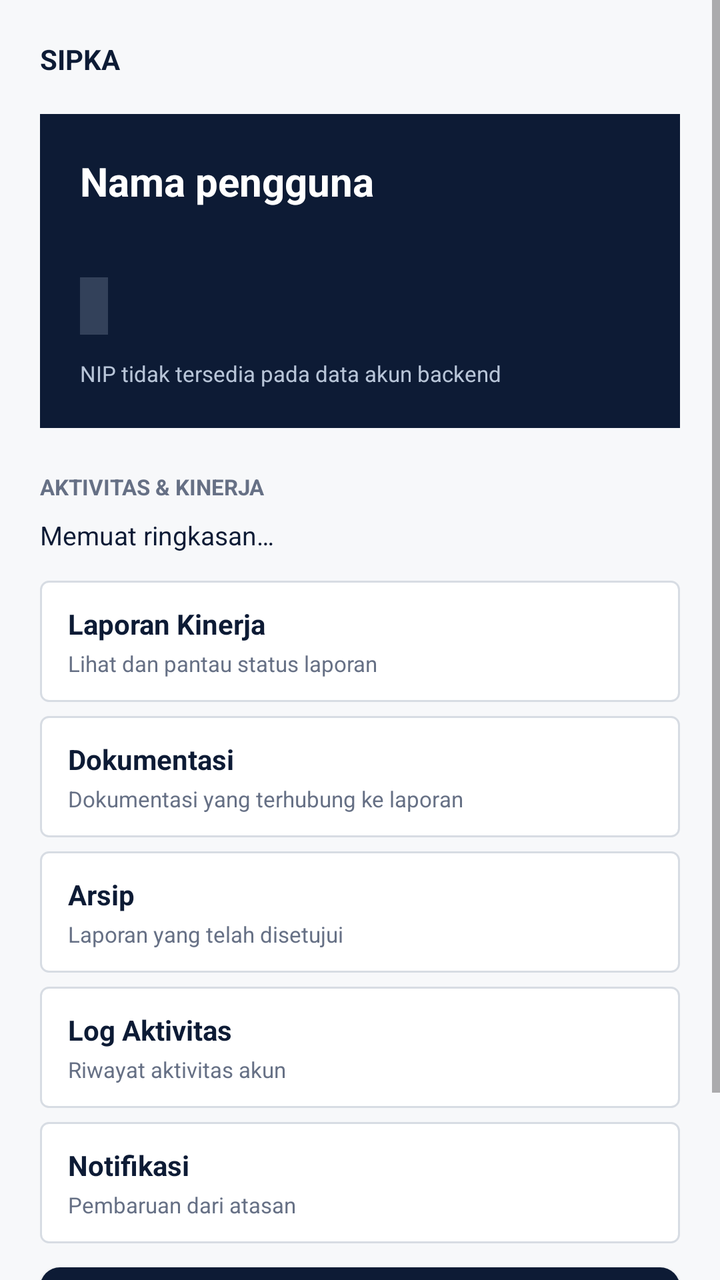
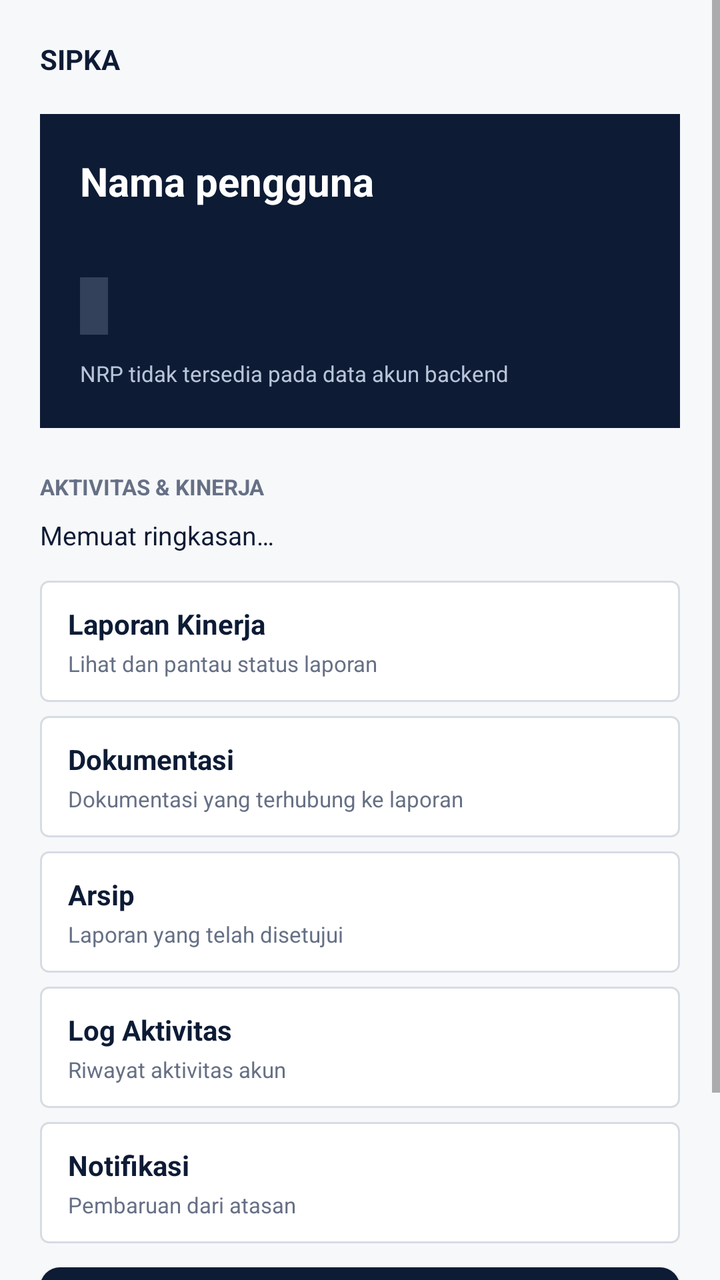

Compare the two renders of this Android layout. The source of the first and the diff that turns it into the second are given below.
<!-- AndroidManifest.xml: application theme android:Theme.Material.Light.NoActionBar -->
<!-- res/layout/screen_profile_dashboard.xml -->
<?xml version="1.0" encoding="utf-8"?>
<ScrollView xmlns:android="http://schemas.android.com/apk/res/android" android:layout_width="match_parent" android:layout_height="match_parent" android:background="#F7F8FA" android:fillViewport="true">
    <LinearLayout android:layout_width="match_parent" android:layout_height="wrap_content" android:orientation="vertical" android:padding="20dp">
        <TextView android:layout_width="wrap_content" android:layout_height="wrap_content" android:text="SIPKA" android:textColor="#0D1B35" android:textSize="14sp" android:textStyle="bold" />
        <LinearLayout android:layout_width="match_parent" android:layout_height="wrap_content" android:layout_marginTop="18dp" android:background="#0D1B35" android:orientation="vertical" android:padding="20dp">
            <TextView android:id="@+id/profile_name" android:layout_width="match_parent" android:layout_height="wrap_content" android:text="Nama pengguna" android:textColor="#FFFFFF" android:textSize="20sp" android:textStyle="bold" />
            <TextView android:id="@+id/profile_email" android:layout_width="match_parent" android:layout_height="wrap_content" android:layout_marginTop="5dp" android:textColor="#DCE4F0" android:textSize="13sp" />
            <TextView android:id="@+id/profile_role" android:layout_width="wrap_content" android:layout_height="wrap_content" android:layout_marginTop="12dp" android:background="#33415A" android:padding="7dp" android:textColor="#FFFFFF" android:textSize="11sp" />
            <TextView android:layout_width="match_parent" android:layout_height="wrap_content" android:layout_marginTop="12dp" android:text="NIP tidak tersedia pada data akun backend" android:textColor="#B8C5D8" android:textSize="11sp" />
        </LinearLayout>
        <TextView android:layout_width="match_parent" android:layout_height="wrap_content" android:layout_marginTop="22dp" android:text="AKTIVITAS &amp; KINERJA" android:textColor="#667085" android:textSize="11sp" android:textStyle="bold" />
        <TextView android:id="@+id/profile_summary" android:layout_width="match_parent" android:layout_height="wrap_content" android:layout_marginTop="8dp" android:text="Memuat ringkasan…" android:textColor="#0D1B35" android:textSize="13sp" />
        <LinearLayout android:id="@+id/menu_admin_reports" style="@style/ProfileMenuRow" android:layout_marginTop="14dp" android:visibility="gone"><TextView style="@style/ProfileMenuTitle" android:text="Data Laporan Admin" /><TextView style="@style/ProfileMenuSubtitle" android:text="Lihat dan edit semua laporan anggota" /></LinearLayout>
        <LinearLayout android:id="@+id/menu_reports" style="@style/ProfileMenuRow" android:layout_marginTop="14dp"><TextView style="@style/ProfileMenuTitle" android:text="Laporan Kinerja" /><TextView style="@style/ProfileMenuSubtitle" android:text="Lihat dan pantau status laporan" /></LinearLayout>
        <LinearLayout android:id="@+id/menu_documentation" style="@style/ProfileMenuRow"><TextView style="@style/ProfileMenuTitle" android:text="Dokumentasi" /><TextView style="@style/ProfileMenuSubtitle" android:text="Dokumentasi yang terhubung ke laporan" /></LinearLayout>
        <LinearLayout android:id="@+id/menu_archive" style="@style/ProfileMenuRow"><TextView style="@style/ProfileMenuTitle" android:text="Arsip" /><TextView style="@style/ProfileMenuSubtitle" android:text="Laporan yang telah disetujui" /></LinearLayout>
        <LinearLayout android:id="@+id/menu_logs" style="@style/ProfileMenuRow"><TextView style="@style/ProfileMenuTitle" android:text="Log Aktivitas" /><TextView style="@style/ProfileMenuSubtitle" android:text="Riwayat aktivitas akun" /></LinearLayout>
        <LinearLayout android:id="@+id/menu_notifications" style="@style/ProfileMenuRow"><TextView style="@style/ProfileMenuTitle" android:text="Notifikasi" /><TextView style="@style/ProfileMenuSubtitle" android:text="Pembaruan dari atasan" /></LinearLayout>
        <Button android:id="@+id/profile_create_report" style="@style/SipkaPrimaryButton" android:layout_marginTop="12dp" android:text="+ Buat Laporan" />
        <TextView android:id="@+id/profile_logout" android:layout_width="match_parent" android:layout_height="48dp" android:gravity="center" android:text="Keluar" android:textColor="#B42318" android:textSize="14sp" />
    </LinearLayout>
</ScrollView>
<!-- resources referenced by this layout -->
<resources>
  <style name="ProfileMenuRow">
          <item name="android:layout_width">match_parent</item>
          <item name="android:layout_height">wrap_content</item>
          <item name="android:layout_marginTop">7dp</item>
          <item name="android:orientation">vertical</item>
          <item name="android:background">@drawable/sipka_input_background</item>
          <item name="android:paddingStart">14dp</item>
          <item name="android:paddingTop">12dp</item>
          <item name="android:paddingEnd">14dp</item>
          <item name="android:paddingBottom">12dp</item>
          <item name="android:clickable">true</item>
          <item name="android:focusable">true</item>
      </style>
  <style name="ProfileMenuSubtitle">
          <item name="android:layout_width">match_parent</item>
          <item name="android:layout_height">wrap_content</item>
          <item name="android:layout_marginTop">3dp</item>
          <item name="android:textColor">#667085</item>
          <item name="android:textSize">11sp</item>
      </style>
  <style name="ProfileMenuTitle">
          <item name="android:layout_width">match_parent</item>
          <item name="android:layout_height">wrap_content</item>
          <item name="android:textColor">#0D1B35</item>
          <item name="android:textSize">14sp</item>
          <item name="android:textStyle">bold</item>
      </style>
  <style name="SipkaPrimaryButton">
          <item name="android:layout_width">match_parent</item>
          <item name="android:layout_height">48dp</item>
          <item name="android:background">@drawable/sipka_primary_button</item>
          <item name="android:backgroundTint">@null</item>
          <item name="android:textAllCaps">false</item>
          <item name="android:textColor">#FFFFFF</item>
          <item name="android:textStyle">bold</item>
      </style>
  <!-- drawable sipka_input_background (drawable) -->
  <?xml version="1.0" encoding="utf-8"?>
  <shape xmlns:android="http://schemas.android.com/apk/res/android" android:shape="rectangle">
      <solid android:color="#FFFFFF" />
      <stroke android:width="1dp" android:color="#D7DCE3" />
      <corners android:radius="4dp" />
  </shape>
  <!-- drawable sipka_primary_button (drawable) -->
  <?xml version="1.0" encoding="utf-8"?>
  <shape xmlns:android="http://schemas.android.com/apk/res/android" android:shape="rectangle">
      <solid android:color="#0D1B35" />
      <corners android:radius="10dp" />
  </shape>
</resources>

<!-- the commit's change to res/layout/screen_profile_dashboard.xml (unified diff, before → after) -->
@@ -6,7 +6,7 @@
             <TextView android:id="@+id/profile_name" android:layout_width="match_parent" android:layout_height="wrap_content" android:text="Nama pengguna" android:textColor="#FFFFFF" android:textSize="20sp" android:textStyle="bold" />
             <TextView android:id="@+id/profile_email" android:layout_width="match_parent" android:layout_height="wrap_content" android:layout_marginTop="5dp" android:textColor="#DCE4F0" android:textSize="13sp" />
             <TextView android:id="@+id/profile_role" android:layout_width="wrap_content" android:layout_height="wrap_content" android:layout_marginTop="12dp" android:background="#33415A" android:padding="7dp" android:textColor="#FFFFFF" android:textSize="11sp" />
-            <TextView android:layout_width="match_parent" android:layout_height="wrap_content" android:layout_marginTop="12dp" android:text="NIP tidak tersedia pada data akun backend" android:textColor="#B8C5D8" android:textSize="11sp" />
+            <TextView android:layout_width="match_parent" android:layout_height="wrap_content" android:layout_marginTop="12dp" android:text="NRP tidak tersedia pada data akun backend" android:textColor="#B8C5D8" android:textSize="11sp" />
         </LinearLayout>
         <TextView android:layout_width="match_parent" android:layout_height="wrap_content" android:layout_marginTop="22dp" android:text="AKTIVITAS &amp; KINERJA" android:textColor="#667085" android:textSize="11sp" android:textStyle="bold" />
         <TextView android:id="@+id/profile_summary" android:layout_width="match_parent" android:layout_height="wrap_content" android:layout_marginTop="8dp" android:text="Memuat ringkasan…" android:textColor="#0D1B35" android:textSize="13sp" />
